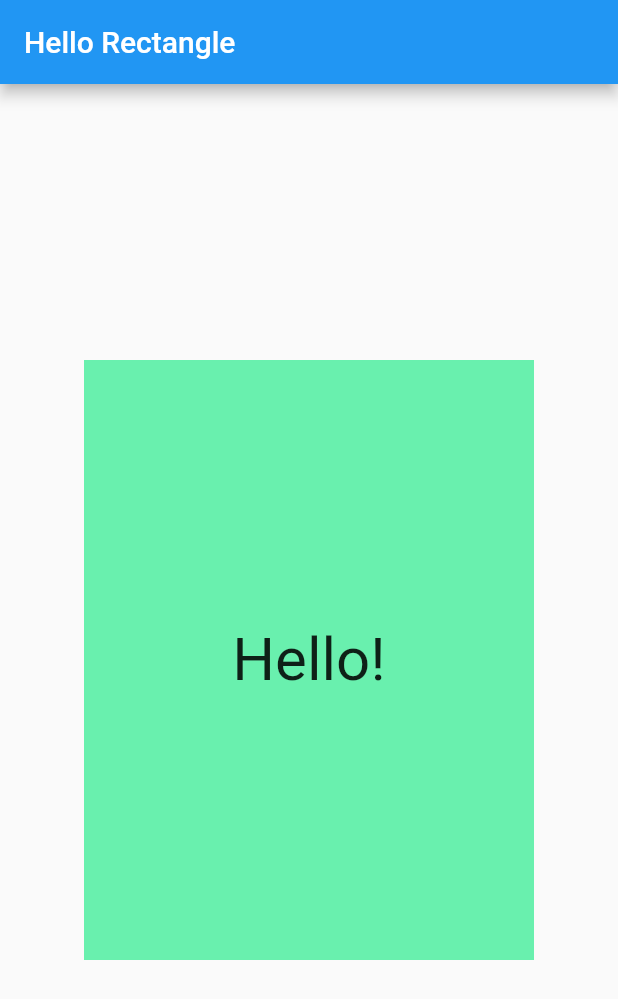
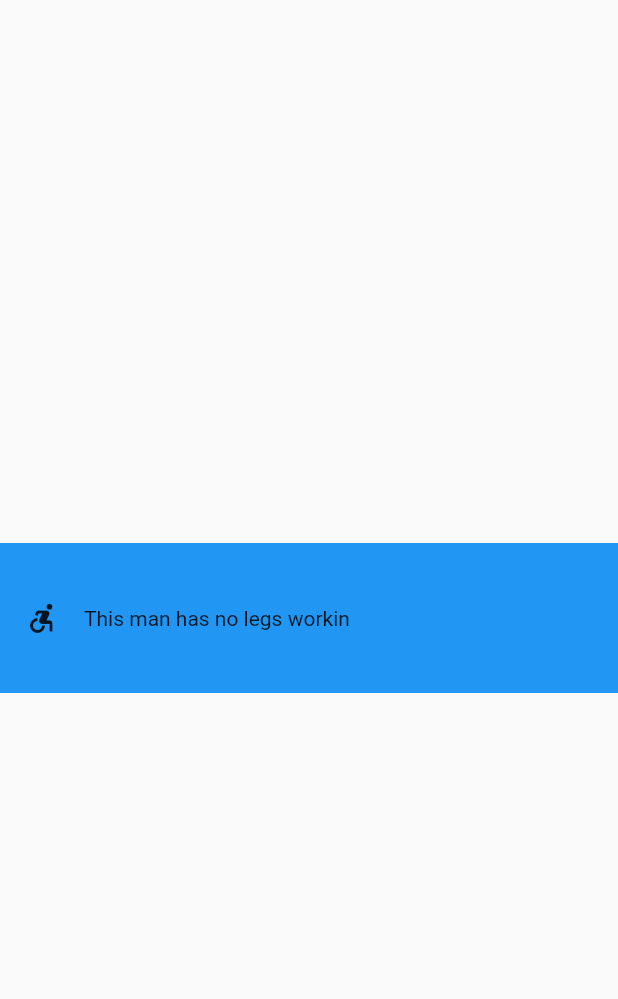
Before and after one commit to mawippel/flutter-demo, a Flutter app: the screen it shows after launch, on a phone screen of 412 x 824 dp. Shown: the top 999 px of the screen. Run offline on Flutter 3.47's test engine with Material 2 defaults, Android fonts, the phone set to English and light mode, and no system bars.

```diff
--- /dev/null
+++ b/lib/container.dart
@@ -0,0 +1,45 @@
+import 'package:flutter/material.dart';
+
+/// A custom [Category] widget.
+///
+/// The widget is composed on an [Icon] and [Text]. Tapping on the widget shows
+/// a colored [InkWell] animation.
+class Category extends StatelessWidget {
+  final String name;
+
+  const Category({Key key, @required this.name})
+      : assert(name != null),
+        super(key: key);
+
+  @override
+  Widget build(BuildContext context) {
+    return Material(
+        color: Colors.transparent,
+        child: Container(
+          color: Colors.blue,
+          height: 100,
+          child: InkWell(
+            borderRadius: BorderRadius.circular(50),
+            onTap: () => print(name),
+            child: Padding(
+              padding: EdgeInsets.all(16),
+              child: Row(
+                crossAxisAlignment: CrossAxisAlignment.stretch,
+                children: <Widget>[
+                  Padding(
+                    padding: EdgeInsets.only(right: 16),
+                    child: Icon(Icons.accessible_forward),
+                  ),
+                  Center(
+                    child: Text(
+                      'This man has no legs workin',
+                      textAlign: TextAlign.center,
+                    ),
+                  )
+                ],
+              ),
+            ),
+          ),
+        ));
+  }
+}
--- a/lib/main.dart
+++ b/lib/main.dart
@@ -1,36 +1,18 @@
 import 'package:flutter/material.dart';
+import 'package:flutter_demo/container.dart';
 
 void main() {
   runApp(
     MaterialApp(
       debugShowCheckedModeBanner: false,
-      title: 'Hello Rectangle',
+      title: 'Unit Converter',
       home: Scaffold(
-        appBar: AppBar(
-          title: Text('Hello Rectangle'),
-        ),
-        body: HelloRectangle(),
+        body: Center(
+          child: Category(
+            name: 'Passing params',
+          ),
+        )
       ),
     ),
   );
 }
-
-class HelloRectangle extends StatelessWidget {
-  @override
-  Widget build(BuildContext context) {
-    return Center(
-      child: Container(
-        color: Colors.greenAccent,
-        height: 400.0,
-        width: 300.0,
-        child: Center(
-          child: Text(
-            'Hello!',
-            style: TextStyle(fontSize: 40.0),
-            textAlign: TextAlign.center,
-          ),
-        ),
-      ),
-    );
-  }
-}
```
